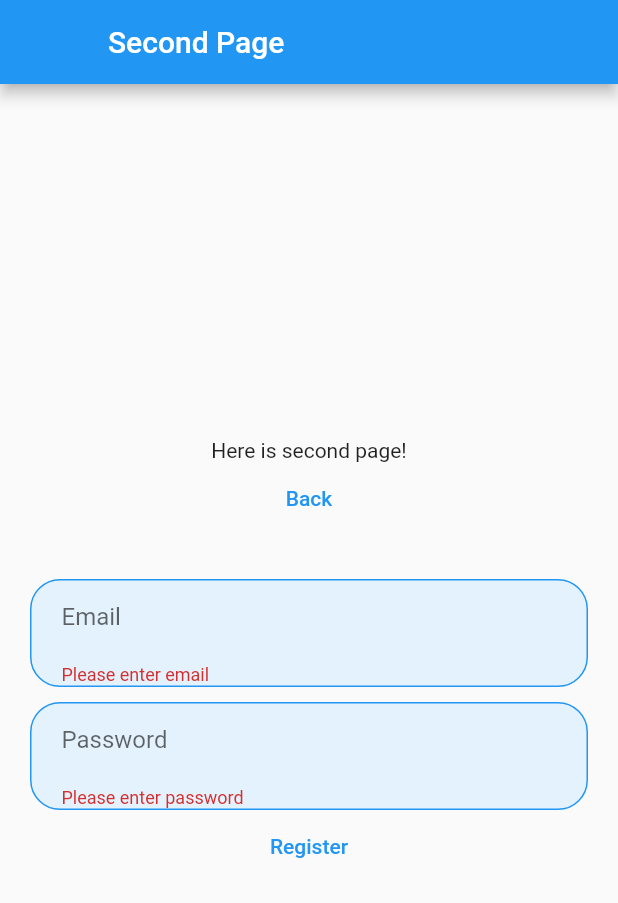
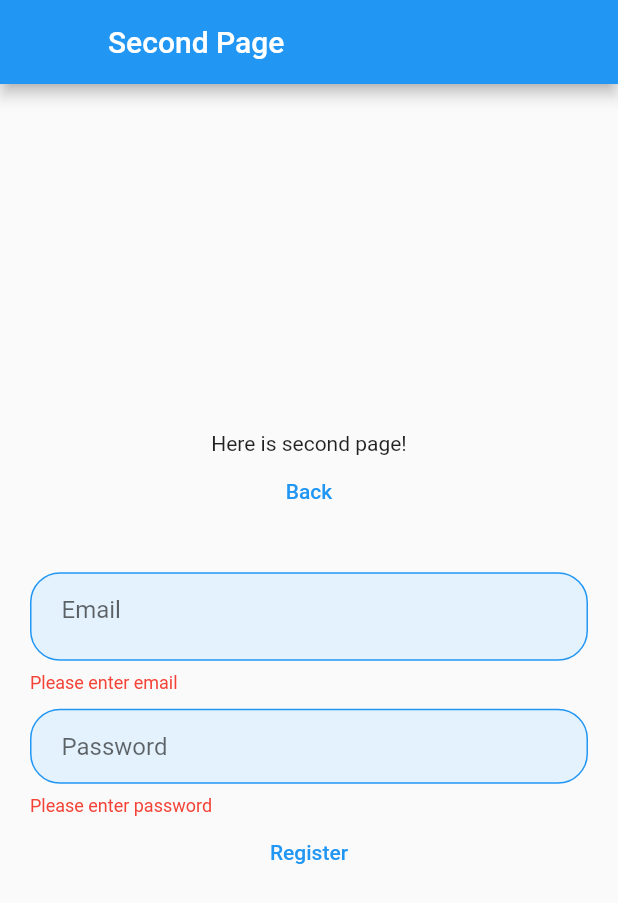
Before and after one commit to ilaydasavaser/key_sample, a Flutter app: the SecondPage screen opened directly, after a tap on "Register", on a phone screen of 412 x 824 dp. Shown: the top 903 px of the screen. Run offline on Flutter 3.47's test engine with Material 2 defaults, Android fonts, the phone set to English and light mode, and no system bars.

Commit message:
error style

```diff
--- a/lib/views/secondPage.dart
+++ b/lib/views/secondPage.dart
@@ -10,6 +10,9 @@ class SecondPage extends StatefulWidget {
 
 class _SecondPageState extends State<SecondPage> {
   final _formKey = GlobalKey<FormState>();
+
+  String emailValidationMessage = "";
+  String passwordValidationMessage = "";
 
   @override
   void initState() {
@@ -72,18 +75,25 @@ class _SecondPageState extends State<SecondPage> {
                       borderRadius: BorderRadius.circular(20),
                     ),
                     child: Padding(
-                      padding: const EdgeInsets.fromLTRB(20, 0, 20, 0),
+                      padding: const EdgeInsets.fromLTRB(20, 0, 0, 0),
                       child: TextFormField(
                         keyboardType: TextInputType.emailAddress,
                         decoration: InputDecoration(
                           hintText: "Email",
                           border: InputBorder.none,
+                          errorStyle: TextStyle(
+                            fontSize: 0,
+                          )
                         ),
                         validator: (value) {
                           print("value");
                           print(value);
                           if (value == null || value == "") {
-                            return "Please enter email";
+                            setState(() {
+                              emailValidationMessage = "Please enter email";
+                            });
+
+                            return "";
                           }
 
                           bool emailValid = RegExp(
@@ -91,12 +101,32 @@ class _SecondPageState extends State<SecondPage> {
                               .hasMatch(value);
 
                           if (!emailValid) {
-                            return "Please enter a valid email";
+                            setState(() {
+                              emailValidationMessage =
+                                  "Please enter a valid email";
+                            });
+                            return "";
                           }
                         },
                       ),
                     ),
                   ),
+                  if (emailValidationMessage != "")
+                    Container(
+                      width: width,
+                      // color: Colors.red,
+                      child: Padding(
+                        padding: const EdgeInsets.fromLTRB(0, 8, 0, 0),
+                        child: Text(
+                          emailValidationMessage,
+                          textAlign: TextAlign.left,
+                          style: TextStyle(
+                            color: Colors.red,
+                            fontSize: 12
+                          ),
+                        ),
+                      ),
+                    ),
                   // Spacer(),
                   SizedBox(
                     height: 10,
@@ -117,10 +147,18 @@ class _SecondPageState extends State<SecondPage> {
                         decoration: InputDecoration(
                           hintText: "Password",
                           border: InputBorder.none,
+                           errorStyle: TextStyle(
+                            fontSize: 0,
+                          )
                         ),
                         validator: (value) {
                           if (value == null || value == "") {
-                            return "Please enter password";
+                            setState(() {
+                              passwordValidationMessage =
+                                  "Please enter password";
+                            });
+
+                            return "";
                           }
 
 // ^(?=.*[A-Z].*[A-Z])(?=.*[!@#$&*])(?=.*[0-9].*[0-9])(?=.*[a-z].*[a-z].*[a-z]).{8}$
@@ -130,7 +168,9 @@ class _SecondPageState extends State<SecondPage> {
                               .hasMatch(value);
 
                           if (!isStrong) {
-                            return """Please enter a strong password. \nYour password should contain these rules:
+                            setState(() {
+                              passwordValidationMessage =
+                                  """Please enter a strong password. \nYour password should contain these rules:
 
 8 characters length
 2 letters in Upper Case
@@ -138,11 +178,30 @@ class _SecondPageState extends State<SecondPage> {
 2 numerals (0-9)
 3 letters in Lower Case
                             """;
+                            });
+                            return "";
                           }
                         },
                       ),
                     ),
                   ),
+                  if (passwordValidationMessage != "")
+                    Container(
+                      width: width,
+                      child: Padding(
+                        padding: const EdgeInsets.fromLTRB(0, 8, 0, 0),
+                        child: Text(
+                          passwordValidationMessage,
+                          // textAlign: ,
+                          style: TextStyle(
+                            color: Colors.red,
+                            // fontWeight:
+                          fontSize:  12
+                          ),
+                        ),
+                      ),
+                    ),
+
                   TextButton(
                     onPressed: () {
                       print("login pressed");
```
